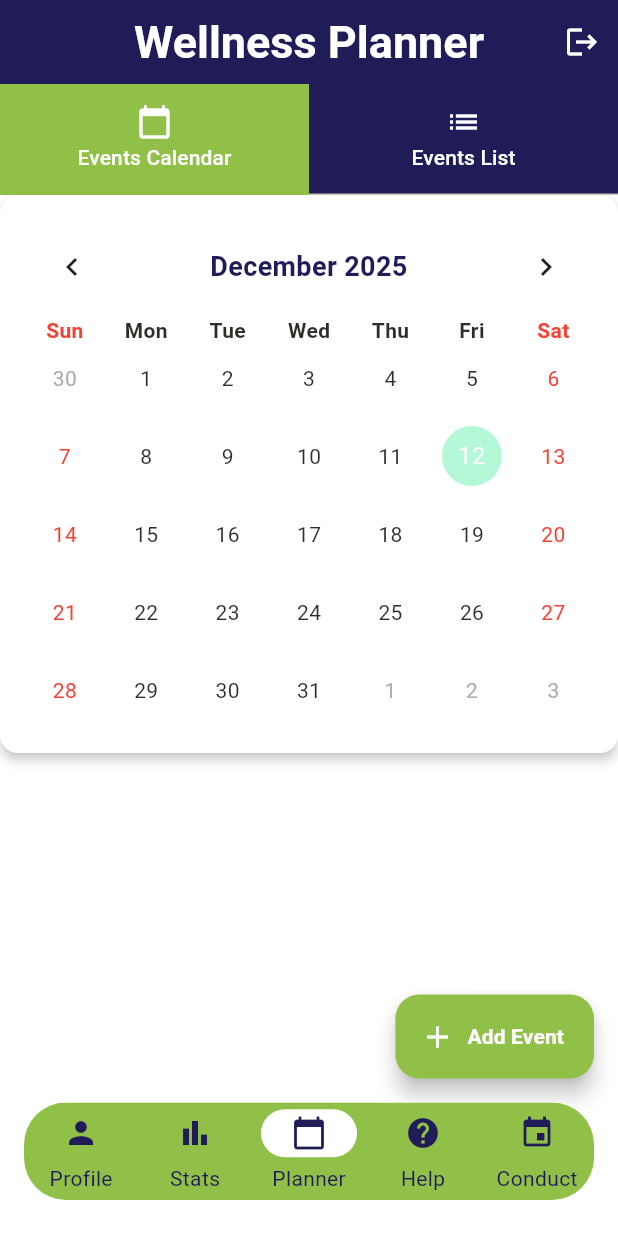
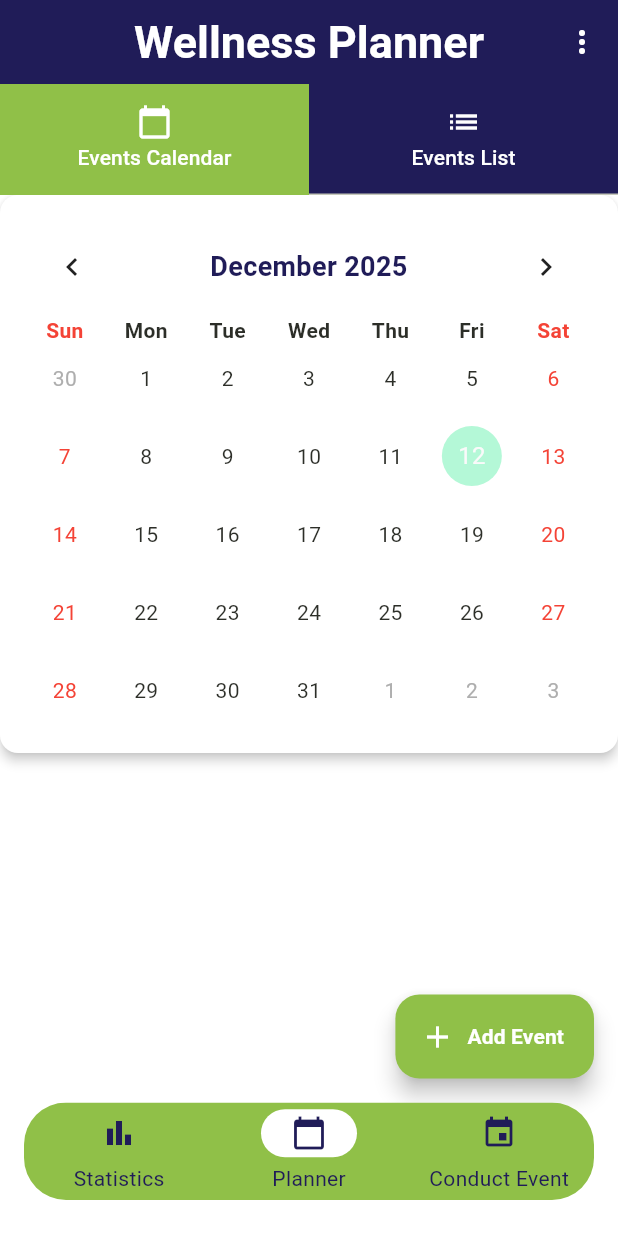
Before and after one commit to munashethedeveloper/kenwell_health_app, a Flutter app: the MainNavigationScreen screen opened by its route, on a phone screen of 412 x 824 dp. Run offline on Flutter 3.47's test engine with Material 3 defaults, Android fonts, the phone set to English and light mode, and no system bars; drawn by our look-alikes of table_calendar; our stand-ins replace cloud_firestore, drift, dropdown_search, firebase_auth, flutter_spinbox, package_info_plus and 2 more; accounts and stored records are empty; generated files the repository leaves out were written again.

Commit message:
version5.1

```diff
--- a/lib/routing/app_router.dart
+++ b/lib/routing/app_router.dart
@@ -1,4 +1,5 @@
 import 'package:flutter/material.dart';
+import 'package:kenwell_health_app/ui/features/help/widgets/help_screen.dart';
 import 'package:kenwell_health_app/ui/features/nurse_interventions/view_model/nurse_intervention_form_mixin.dart';
 import 'package:provider/provider.dart';
 
@@ -230,6 +231,9 @@
       case RouteNames.settings:
         return MaterialPageRoute(builder: (_) => const SettingsScreen());
 
+      case RouteNames.help:
+        return MaterialPageRoute(builder: (_) => const HelpScreen());
+
       default:
         return MaterialPageRoute(
           builder: (_) => const Scaffold(
--- a/lib/routing/route_names.dart
+++ b/lib/routing/route_names.dart
@@ -6,6 +6,7 @@
   static const String profile = '/profile';
   static const String settings = '/settings';
   static const String event = '/event';
+  static const String help = '/help';
   static const String eventDetails = '/event-details'; // <-- NEW
 
   static const String forgotPassword = '/forgot-password';
--- a/lib/ui/features/patient/widgets/personal_details_screen.dart
+++ b/lib/ui/features/patient/widgets/personal_details_screen.dart
@@ -213,6 +213,7 @@
               ? 'Please select Date of Birth'
               : null,
           readOnly: true,
+          onChanged: (value) => vm.setDob(value), // <-- Add this
         ),
         KenwellDropdownField<String>(
           label: 'Gender',
--- a/lib/ui/features/wellness/widgets/wellness_flow_screen.dart
+++ b/lib/ui/features/wellness/widgets/wellness_flow_screen.dart
@@ -68,6 +68,7 @@
           onPrevious: flowVM.previousStep,
           viewModel: flowVM.riskVM,
           isFemale: flowVM.personalVM.gender?.toLowerCase() == 'female',
+          age: flowVM.personalVM.userAge,
         );
         break;
 
--- a/lib/ui/shared/ui/navigation/main_navigation_screen.dart
+++ b/lib/ui/shared/ui/navigation/main_navigation_screen.dart
@@ -20,7 +20,7 @@
 }
 
 class _MainNavigationScreenState extends State<MainNavigationScreen> {
-  int _currentIndex = 2;
+  int _currentIndex = 1;
 
   @override
   Widget build(BuildContext context) {
@@ -28,11 +28,11 @@
     //Provider.of<ProfileViewModel>(context, listen: false).loadProfile();
 
     final List<Widget> tabs = [
-      const ProfileScreen(),
+      //const ProfileScreen(),
       const StatsReportScreen(),
       CalendarScreen(eventVM: eventVM),
       //const SettingsScreen(),
-      const HelpScreen(),
+      //const HelpScreen(),
       const ConductEventScreen(),
     ];
 
@@ -70,13 +70,13 @@
               backgroundColor: KenwellColors.primaryGreen,
               elevation: 6,
               destinations: const [
-                NavigationDestination(
-                  icon: Icon(Icons.person),
-                  label: 'Profile',
-                ),
+                // NavigationDestination(
+                // icon: Icon(Icons.person),
+                // label: 'Profile',
+                //),
                 NavigationDestination(
                   icon: Icon(Icons.bar_chart),
-                  label: 'Stats',
+                  label: 'Statistics',
                 ),
                 NavigationDestination(
                   icon: Icon(Icons.calendar_today),
@@ -87,13 +87,13 @@
                 // label: 'Settings',
                 // ),
 
-                NavigationDestination(
-                  icon: Icon(Icons.help),
-                  label: 'Help',
-                ),
+                //NavigationDestination(
+                //  icon: Icon(Icons.help),
+                //  label: 'Help',
+                // ),
                 NavigationDestination(
                   icon: Icon(Icons.event),
-                  label: 'Conduct',
+                  label: 'Conduct Event',
                 ),
               ],
             ),
```
Also changed, not shown: lib/ui/features/calendar/widgets/calendar_screen.dart (+43 -4 lines), lib/ui/features/patient/view_model/personal_details_view_model.dart (+33 -1 lines), lib/ui/features/risk_assessment/view_model/personal_risk_assessment_view_model.dart (+18 -0 lines), lib/ui/features/risk_assessment/widgets/personal_risk_assessment_screen.dart (+5 -2 lines), lib/ui/shared/ui/form/kenwell_date_field.dart (+14 -1 lines).
